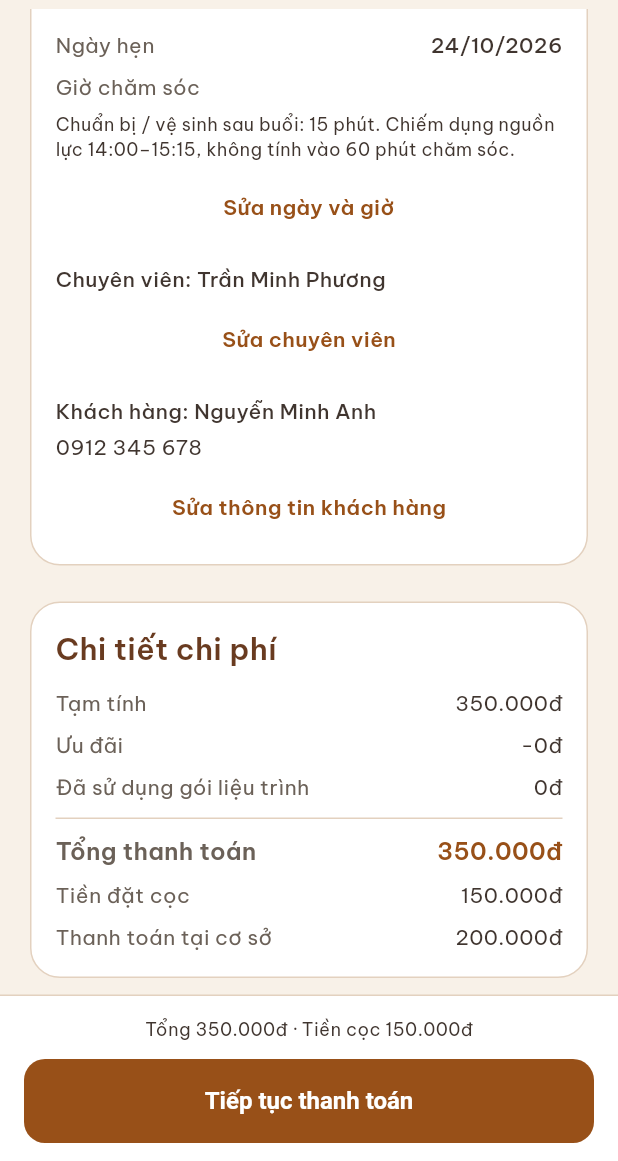
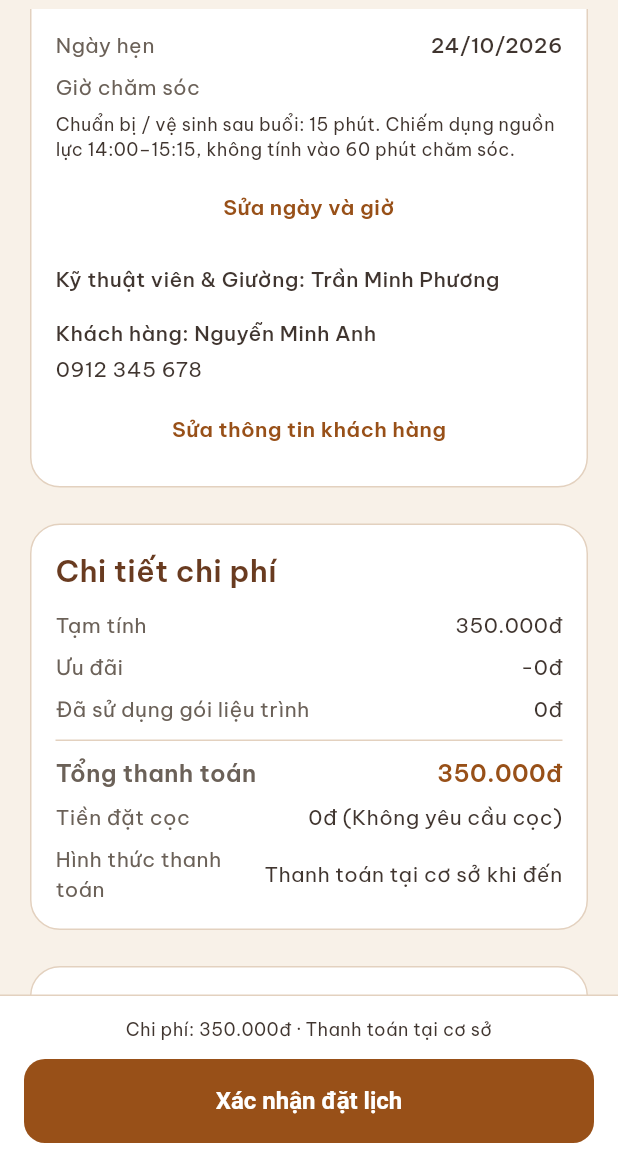
Before and after one commit to TheHonnn/MLD_VietNam, a Flutter app: the C06BookingConfirmationScreen screen opened directly with empty values, scrolled down 576 dp, on a phone screen of 412 x 824 dp, the part 75-1236 px from its top. Run offline on Flutter 3.47's test engine with Material 3 defaults, Android fonts, the phone set to English and light mode, and no system bars; our stand-ins replace dio, flutter_bloc, flutter_secure_storage, google_fonts, image_picker, qr_flutter and 2 more; missing offline and left inert: mobile_scanner; accounts and stored records are empty; network calls fail.

Commit message:
feat(refactor): remove specialist selection and online payment from booking and academy flows

```diff
--- a/mobile/lib/features/booking/presentation/screens/c06_booking_confirmation_screen.dart
+++ b/mobile/lib/features/booking/presentation/screens/c06_booking_confirmation_screen.dart
@@ -7,7 +7,7 @@ import 'c02_branch_selection_screen.dart';
 import 'c03_specialist_selection_screen.dart';
 import 'c04_datetime_selection_screen.dart';
 import 'c05_booking_info_screen.dart';
-import 'c07_payment_qr_screen.dart';
+import 'c08_booking_success_screen.dart';
 
 /// Screen C06: Xác nhận đặt lịch [8111:27118]
 class C06BookingConfirmationScreen extends StatefulWidget {
@@ -44,8 +44,8 @@ class _C06BookingConfirmationScreenState extends State<C06BookingConfirmationScr
     final discount = widget.flowState.voucherDiscount;
     final packageUsed = widget.flowState.usePrepaidPackage ? widget.flowState.servicePrice : 0.0;
     final total = widget.flowState.usePrepaidPackage ? 0.0 : widget.flowState.servicePrice;
-    final deposit = widget.flowState.usePrepaidPackage ? 0.0 : 150000.0;
-    final remaining = widget.flowState.usePrepaidPackage ? 0.0 : (total - deposit).clamp(0.0, double.infinity);
+    const deposit = 0.0;
+    final remaining = total;
 
     return Scaffold(
       backgroundColor: BookingColors.background,
@@ -259,14 +259,17 @@ class _C06BookingConfirmationScreenState extends State<C06BookingConfirmationScr
 
             // Fixed Bottom Bar chuẩn Figma
             BookingFixedBottomBar(
-              summaryText: 'Tổng ${_formatPrice(total)}đ · Tiền cọc ${_formatPrice(deposit)}đ',
-              buttonText: 'Tiếp tục thanh toán',
+              summaryText: 'Chi phí: ${_formatPrice(total)}đ · Thanh toán tại cơ sở',
+              buttonText: 'Xác nhận đặt lịch',
               isEnabled: _agreeTerms,
               onPressed: () {
+                widget.flowState.paymentMethod = 'AT_BRANCH';
+                widget.flowState.bookingCode ??=
+                    'MLD-${DateTime.now().millisecondsSinceEpoch.toString().substring(6)}';
                 Navigator.push(
                   context,
                   MaterialPageRoute(
-                    builder: (_) => C07PaymentQrScreen(flowState: widget.flowState),
+                    builder: (_) => C08BookingSuccessScreen(flowState: widget.flowState),
                   ),
                 );
               },
--- a/mobile/lib/features/booking/presentation/screens/c08_booking_success_screen.dart
+++ b/mobile/lib/features/booking/presentation/screens/c08_booking_success_screen.dart
@@ -41,7 +41,7 @@ class _C08BookingSuccessScreenState extends State<C08BookingSuccessScreen> {
           '123 Nguyễn Thị Minh Khai, Phường 6, Quận 3, TP. Hồ Chí Minh',
       branchPhone: widget.flowState.selectedBranch?.phone ?? '0901 234 567',
       specialistName: widget.flowState.autoAssignSpecialist
-          ? 'Hệ thống tự động sắp xếp'
+          ? 'Hệ thống tự động phân bổ KTV & Giường'
           : (widget.flowState.selectedSpecialist?.name ?? 'Kỹ thuật viên chỉ định'),
       specialistTitle: widget.flowState.selectedSpecialist?.title ?? 'Kỹ thuật viên',
       specialistAvatar: widget.flowState.selectedSpecialist?.avatarUrl ??
@@ -57,10 +57,10 @@ class _C08BookingSuccessScreenState extends State<C08BookingSuccessScreen> {
       customerEmail: widget.flowState.customerEmail,
       specialNotes: widget.flowState.specialNotes,
       totalAmount: widget.flowState.servicePrice,
-      depositAmount: widget.flowState.depositAmount,
-      remainingAmount: widget.flowState.remainingAmount,
+      depositAmount: 0.0,
+      remainingAmount: widget.flowState.servicePrice,
       paymentMethod: widget.flowState.paymentMethod == 'BANK_TRANSFER_QR'
-          ? 'Chuyển khoản ngân hàng / QR'
+          ? 'Thanh toán tại cơ sở'
           : widget.flowState.paymentMethod,
       status: AppointmentStatus.confirmed,
       createdAt: DateTime.now(),
@@ -105,15 +105,15 @@ class _C08BookingSuccessScreenState extends State<C08BookingSuccessScreen> {
         : 'Massage thư giãn toàn thân';
     final branchName = widget.flowState.selectedBranch?.name ?? 'Chi nhánh Quận 3';
     final specialistName = widget.flowState.autoAssignSpecialist
-        ? 'Hệ thống tự động sắp xếp'
+        ? 'Hệ thống tự động phân bổ KTV & Giường'
         : (widget.flowState.selectedSpecialist?.name ?? 'Kỹ thuật viên chỉ định');
     final customerName = widget.flowState.customerName.isNotEmpty
         ? widget.flowState.customerName
         : 'Nguyễn Minh Anh';
     final duration = widget.flowState.totalDurationMinutes;
     final total = widget.flowState.servicePrice;
-    final deposit = widget.flowState.depositAmount;
-    final remaining = widget.flowState.remainingAmount;
+
+
 
     final date = widget.flowState.selectedDate;
     final dateStr =
@@ -222,7 +222,7 @@ class _C08BookingSuccessScreenState extends State<C08BookingSuccessScreen> {
                         ),
                         const SizedBox(height: 4),
                         Text(
-                          'Chuyên viên: $specialistName',
+                          'Kỹ thuật viên & Giường: $specialistName',
                           style: const TextStyle(
                             fontSize: 14,
                             color: BookingColors.textPrimary,
@@ -246,7 +246,7 @@ class _C08BookingSuccessScreenState extends State<C08BookingSuccessScreen> {
                         ),
                         const SizedBox(height: 8),
                         Text(
-                          'Đã thanh toán cọc ${_formatCurrency(deposit)}đ',
+                          'Thanh toán tại cơ sở: ${_formatCurrency(total)}đ',
                           style: const TextStyle(
                             fontSize: 14,
                             fontWeight: FontWeight.w500,
@@ -254,7 +254,7 @@ class _C08BookingSuccessScreenState extends State<C08BookingSuccessScreen> {
                           ),
                         ),
                         const SizedBox(height: 6),
-                        _buildRow('Còn thanh toán', '${_formatCurrency(remaining)}đ'),
+                        _buildRow('Hình thức thanh toán', 'Thanh toán tại quầy khi đến'),
                         const SizedBox(height: 14),
 
                         // CheckInQRCode (318x224, fill=#F3E2CE, r=20)
--- a/mobile/lib/features/booking/presentation/widgets/group_c_widgets.dart
+++ b/mobile/lib/features/booking/presentation/widgets/group_c_widgets.dart
@@ -323,8 +323,8 @@ class BookingSummaryCardWidget extends StatelessWidget {
         '123 Nguyễn Thị Minh Khai, Phường 6, Quận 3, TP. Hồ Chí Minh';
     final specialistName = appointment?.specialistName ??
         (flowState?.autoAssignSpecialist == true
-            ? 'Để trung tâm sắp xếp'
-            : (flowState?.selectedSpecialist?.name ?? 'Để trung tâm sắp xếp'));
+            ? 'Hệ thống tự động phân bổ'
+            : (flowState?.selectedSpecialist?.name ?? 'Hệ thống tự động phân bổ'));
     final customerName = appointment?.customerName ??
         (flowState?.customerName.isNotEmpty == true
             ? flowState!.customerName
@@ -497,14 +497,14 @@ class BookingSummaryCardWidget extends StatelessWidget {
 
           // 4. CHUYÊN VIÊN
           Text(
-            'Chuyên viên: $specialistName',
+            'Kỹ thuật viên & Giường: $specialistName',
             style: const TextStyle(
               fontSize: 14,
               fontWeight: FontWeight.w500,
               color: BookingColors.textPrimary,
             ),
           ),
-          _buildEditLink('Sửa chuyên viên', onEditSpecialist),
+          // Khách không tự chọn KTV, hệ thống tự động phân bổ KTV & Giường
 
           const SizedBox(height: 16),
 
@@ -616,11 +616,11 @@ class PriceBreakdownCardWidget extends StatelessWidget {
           ),
           const SizedBox(height: 8),
           _buildRow(
-            isDepositPaid ? 'Tiền cọc đã thanh toán' : 'Tiền đặt cọc',
-            '${_formatCurrency(deposit)}đ',
+            'Tiền đặt cọc',
+            deposit > 0 ? '${_formatCurrency(deposit)}đ' : '0đ (Không yêu cầu cọc)',
           ),
           const SizedBox(height: 8),
-          _buildRow('Thanh toán tại cơ sở', '${_formatCurrency(remaining)}đ'),
+          _buildRow('Hình thức thanh toán', 'Thanh toán tại cơ sở khi đến'),
         ],
       ),
     );
```
Also changed, not shown: mobile/lib/features/academy/presentation/screens/e05_enrollment_form_screen.dart (+42 -13 lines), mobile/lib/features/booking/presentation/screens/c02_branch_selection_screen.dart (+5 -3 lines).
